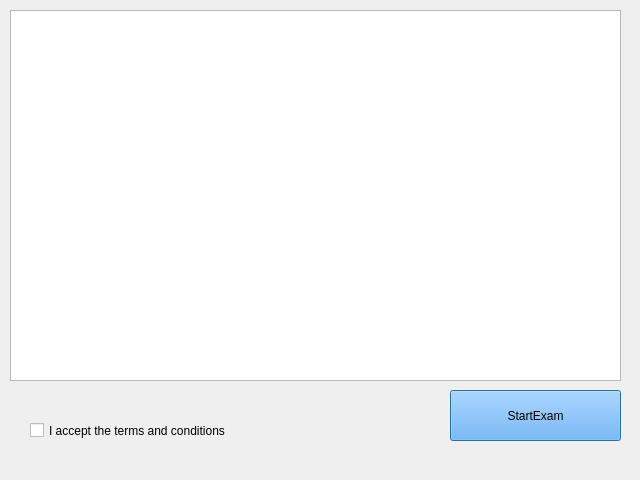
This is terms.ui in anilkunchalaece/guiA as Qt 5 draws it before an edit. The edited form follows.
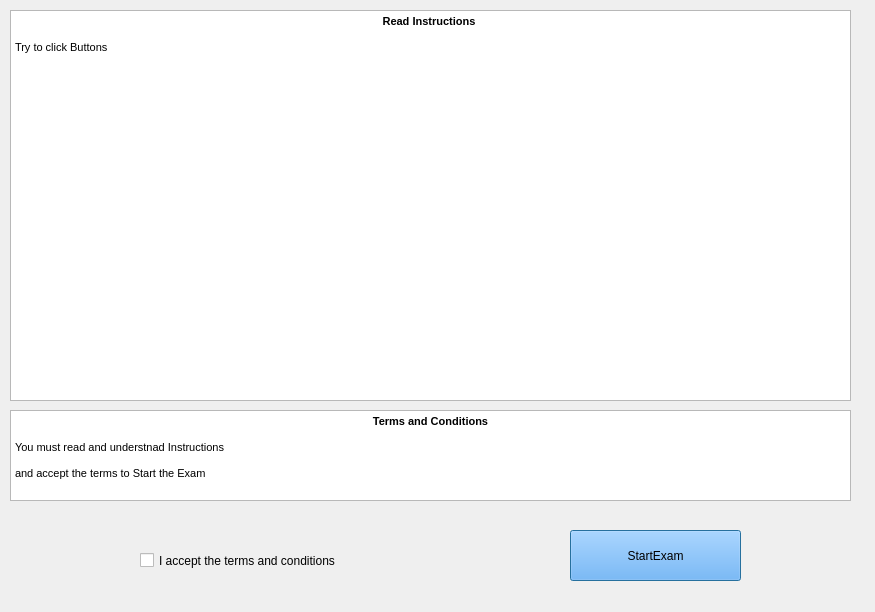
This is the edited form.

Commit message: Added Instructions in the terms dialog

The edit to the form file:
```diff
--- a/terms.ui
+++ b/terms.ui
@@ -6,8 +6,8 @@
    <rect>
     <x>0</x>
     <y>0</y>
-    <width>640</width>
-    <height>480</height>
+    <width>875</width>
+    <height>612</height>
    </rect>
   </property>
   <property name="windowTitle">
@@ -18,16 +18,46 @@
     <rect>
      <x>10</x>
      <y>10</y>
-     <width>611</width>
-     <height>371</height>
+     <width>841</width>
+     <height>391</height>
     </rect>
    </property>
+   <property name="html">
+    <string>&lt;!DOCTYPE HTML PUBLIC &quot;-//W3C//DTD HTML 4.0//EN&quot; &quot;http://www.w3.org/TR/REC-html40/strict.dtd&quot;&gt;
+&lt;html&gt;&lt;head&gt;&lt;meta name=&quot;qrichtext&quot; content=&quot;1&quot; /&gt;&lt;style type=&quot;text/css&quot;&gt;
+p, li { white-space: pre-wrap; }
+&lt;/style&gt;&lt;/head&gt;&lt;body style=&quot; font-family:'MS Shell Dlg 2'; font-size:8.25pt; font-weight:400; font-style:normal;&quot;&gt;
+&lt;p align=&quot;center&quot; style=&quot; margin-top:0px; margin-bottom:0px; margin-left:0px; margin-right:0px; -qt-block-indent:0; text-indent:0px;&quot;&gt;&lt;span style=&quot; font-size:8pt; font-weight:600;&quot;&gt;Read Instructions &lt;/span&gt;&lt;/p&gt;
+&lt;p style=&quot;-qt-paragraph-type:empty; margin-top:0px; margin-bottom:0px; margin-left:0px; margin-right:0px; -qt-block-indent:0; text-indent:0px; font-size:8pt;&quot;&gt;&lt;br /&gt;&lt;/p&gt;
+&lt;p style=&quot; margin-top:0px; margin-bottom:0px; margin-left:0px; margin-right:0px; -qt-block-indent:0; text-indent:0px;&quot;&gt;&lt;span style=&quot; font-size:8pt;&quot;&gt;Try to click Buttons&lt;/span&gt;&lt;/p&gt;&lt;/body&gt;&lt;/html&gt;</string>
+   </property>
   </widget>
-  <widget class="QCheckBox" name="checkBox">
+  <widget class="QTextBrowser" name="textBrowser_2">
    <property name="geometry">
     <rect>
-     <x>30</x>
+     <x>10</x>
      <y>410</y>
+     <width>841</width>
+     <height>91</height>
+    </rect>
+   </property>
+   <property name="html">
+    <string>&lt;!DOCTYPE HTML PUBLIC &quot;-//W3C//DTD HTML 4.0//EN&quot; &quot;http://www.w3.org/TR/REC-html40/strict.dtd&quot;&gt;
+&lt;html&gt;&lt;head&gt;&lt;meta name=&quot;qrichtext&quot; content=&quot;1&quot; /&gt;&lt;style type=&quot;text/css&quot;&gt;
+p, li { white-space: pre-wrap; }
+&lt;/style&gt;&lt;/head&gt;&lt;body style=&quot; font-family:'MS Shell Dlg 2'; font-size:8.25pt; font-weight:400; font-style:normal;&quot;&gt;
+&lt;p align=&quot;center&quot; style=&quot; margin-top:0px; margin-bottom:0px; margin-left:0px; margin-right:0px; -qt-block-indent:0; text-indent:0px;&quot;&gt;&lt;span style=&quot; font-size:8pt; font-weight:600;&quot;&gt;Terms and Conditions&lt;/span&gt;&lt;/p&gt;
+&lt;p style=&quot;-qt-paragraph-type:empty; margin-top:0px; margin-bottom:0px; margin-left:0px; margin-right:0px; -qt-block-indent:0; text-indent:0px; font-size:8pt;&quot;&gt;&lt;br /&gt;&lt;/p&gt;
+&lt;p style=&quot; margin-top:0px; margin-bottom:0px; margin-left:0px; margin-right:0px; -qt-block-indent:0; text-indent:0px;&quot;&gt;&lt;span style=&quot; font-size:8pt;&quot;&gt;You must read and understnad Instructions&lt;/span&gt;&lt;/p&gt;
+&lt;p style=&quot;-qt-paragraph-type:empty; margin-top:0px; margin-bottom:0px; margin-left:0px; margin-right:0px; -qt-block-indent:0; text-indent:0px; font-size:8pt;&quot;&gt;&lt;br /&gt;&lt;/p&gt;
+&lt;p style=&quot; margin-top:0px; margin-bottom:0px; margin-left:0px; margin-right:0px; -qt-block-indent:0; text-indent:0px;&quot;&gt;&lt;span style=&quot; font-size:8pt;&quot;&gt;and accept the terms to Start the Exam&lt;/span&gt;&lt;/p&gt;&lt;/body&gt;&lt;/html&gt;</string>
+   </property>
+  </widget>
+  <widget class="QCheckBox" name="checkBox">
+   <property name="geometry">
+    <rect>
+     <x>140</x>
+     <y>540</y>
      <width>341</width>
      <height>41</height>
     </rect>
@@ -42,8 +72,8 @@
   <widget class="QPushButton" name="pushButton">
    <property name="geometry">
     <rect>
-     <x>450</x>
-     <y>390</y>
+     <x>570</x>
+     <y>530</y>
      <width>171</width>
      <height>51</height>
     </rect>
@@ -56,6 +86,19 @@
     <string>StartExam</string>
    </property>
   </widget>
+  <widget class="QLabel" name="termsLabel">
+   <property name="geometry">
+    <rect>
+     <x>140</x>
+     <y>589</y>
+     <width>521</width>
+     <height>21</height>
+    </rect>
+   </property>
+   <property name="text">
+    <string/>
+   </property>
+  </widget>
  </widget>
  <resources/>
  <connections/>
```
The commit also changes 2 other files.
